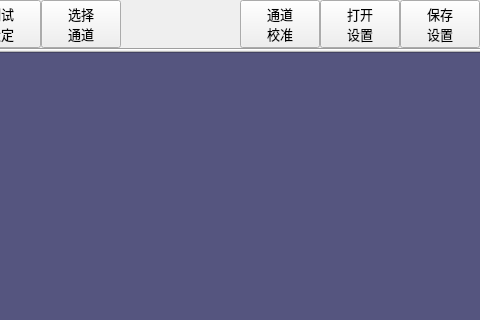
First picture: the form in MulitChannalBox/clsMultiChannaeBox.ui, repository caicaiking/WKEFactoryView2014, before the edit; both pictures show x 119 to 599 and y 0 to 320 of the 759 by 698 pixel window.
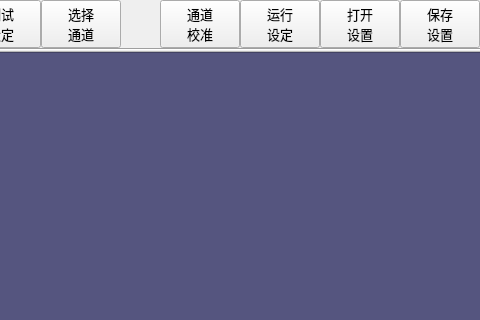
Second picture: the form after the edit. Icons and pictures are not drawn.

```diff
--- a/MulitChannalBox/clsMultiChannaeBox.ui
+++ b/MulitChannalBox/clsMultiChannaeBox.ui
@@ -180,6 +180,38 @@
         </property>
        </widget>
       </item>
+      <item>
+       <widget class="QPushButton" name="btnRunningSettings">
+        <property name="minimumSize">
+         <size>
+          <width>0</width>
+          <height>40</height>
+         </size>
+        </property>
+        <property name="font">
+         <font>
+          <family>楷体</family>
+          <pointsize>10</pointsize>
+          <weight>50</weight>
+          <bold>false</bold>
+         </font>
+        </property>
+        <property name="text">
+         <string>运行
+设定</string>
+        </property>
+        <property name="icon">
+         <iconset resource="../recFile/myRes.qrc">
+          <normaloff>:/Icons/calibration.png</normaloff>:/Icons/calibration.png</iconset>
+        </property>
+        <property name="iconSize">
+         <size>
+          <width>20</width>
+          <height>20</height>
+         </size>
+        </property>
+       </widget>
+      </item>
       <item>
        <widget class="QPushButton" name="btnOpenSettingFile">
         <property name="minimumSize">
```
Left out of the diff: 2 changed lines with no effect on the pictures.
